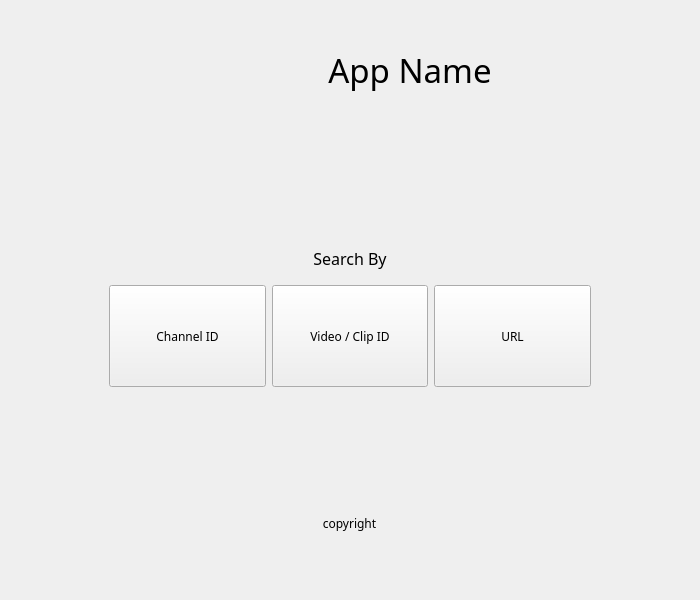
The window that resources/ui/home.ui (devhotteok/TwitchLink) describes before a commit, drawn with Qt 5.
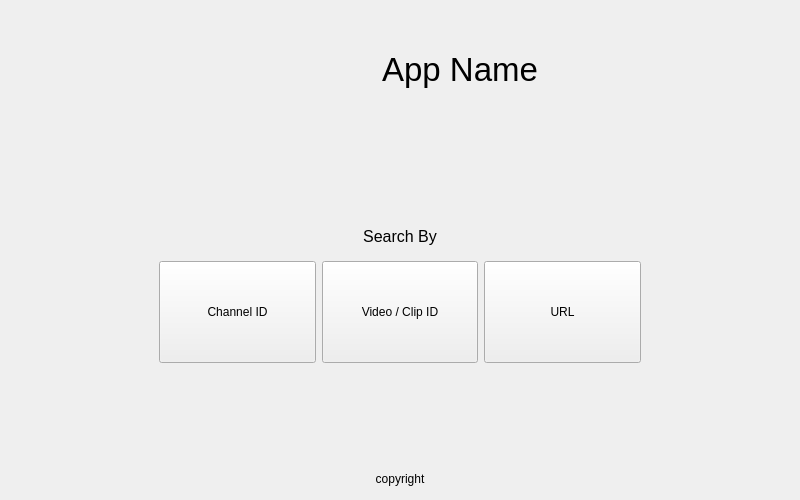
The same window after the commit. Icons and pictures are not drawn.

```diff
--- a/resources/ui/home.ui
+++ b/resources/ui/home.ui
@@ -6,21 +6,10 @@
    <rect>
     <x>0</x>
     <y>0</y>
-    <width>700</width>
-    <height>600</height>
+    <width>800</width>
+    <height>500</height>
    </rect>
   </property>
-  <property name="sizePolicy">
-   <sizepolicy hsizetype="Fixed" vsizetype="Fixed">
-    <horstretch>0</horstretch>
-    <verstretch>0</verstretch>
-   </sizepolicy>
-  </property>
-  <property name="font">
-   <font>
-    <family>Arial Rounded MT Bold</family>
-   </font>
-  </property>
   <property name="windowTitle">
    <string>Home</string>
   </property>
@@ -60,9 +49,6 @@
           <height>100</height>
          </size>
         </property>
-        <property name="text">
-         <string/>
-        </property>
         <property name="pixmap">
          <pixmap>../img/logo.png</pixmap>
         </property>
@@ -87,7 +73,6 @@
         </property>
         <property name="font">
          <font>
-          <family>Arial Rounded MT Bold</family>
           <pointsize>25</pointsize>
          </font>
         </property>
@@ -140,10 +125,7 @@
      </property>
      <property name="font">
       <font>
-       <family>Arial Rounded MT Bold</family>
        <pointsize>12</pointsize>
-       <weight>50</weight>
-       <bold>false</bold>
       </font>
      </property>
      <property name="text">
@@ -224,10 +206,10 @@
      </property>
     </spacer>
    </item>
-   <item alignment="Qt::AlignHCenter">
+   <item>
     <widget class="QLabel" name="copyright">
      <property name="sizePolicy">
-      <sizepolicy hsizetype="Fixed" vsizetype="Fixed">
+      <sizepolicy hsizetype="Preferred" vsizetype="Fixed">
        <horstretch>0</horstretch>
        <verstretch>0</verstretch>
       </sizepolicy>
@@ -238,12 +220,6 @@
        <height>20</height>
       </size>
      </property>
-     <property name="font">
-      <font>
-       <family>Arial Rounded MT Bold</family>
-       <pointsize>9</pointsize>
-      </font>
-     </property>
      <property name="text">
       <string>copyright</string>
      </property>
@@ -252,33 +228,6 @@
      </property>
     </widget>
    </item>
-   <item>
-    <widget class="QWidget" name="adArea_1" native="true">
-     <property name="minimumSize">
-      <size>
-       <width>320</width>
-       <height>50</height>
-      </size>
-     </property>
-     <layout class="QHBoxLayout" name="adAreaLayout_1">
-      <property name="spacing">
-       <number>0</number>
-      </property>
-      <property name="leftMargin">
-       <number>0</number>
-      </property>
-      <property name="topMargin">
-       <number>0</number>
-      </property>
-      <property name="rightMargin">
-       <number>0</number>
-      </property>
-      <property name="bottomMargin">
-       <number>0</number>
-      </property>
-     </layout>
-    </widget>
-   </item>
   </layout>
  </widget>
  <resources/>
```
Left out of the diff: 6 changed lines with no effect on the pictures.
